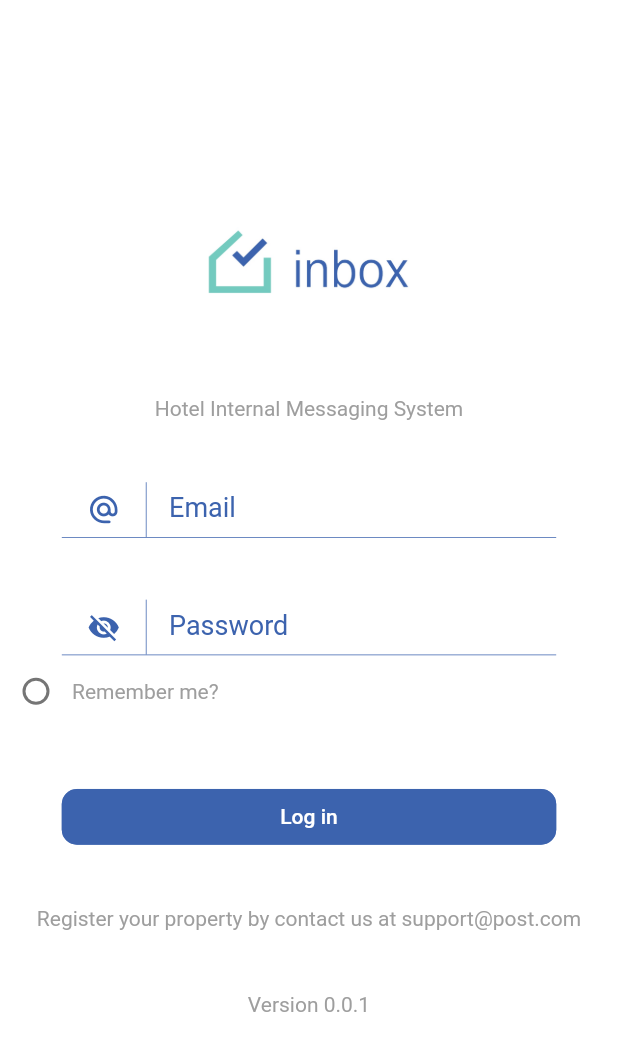
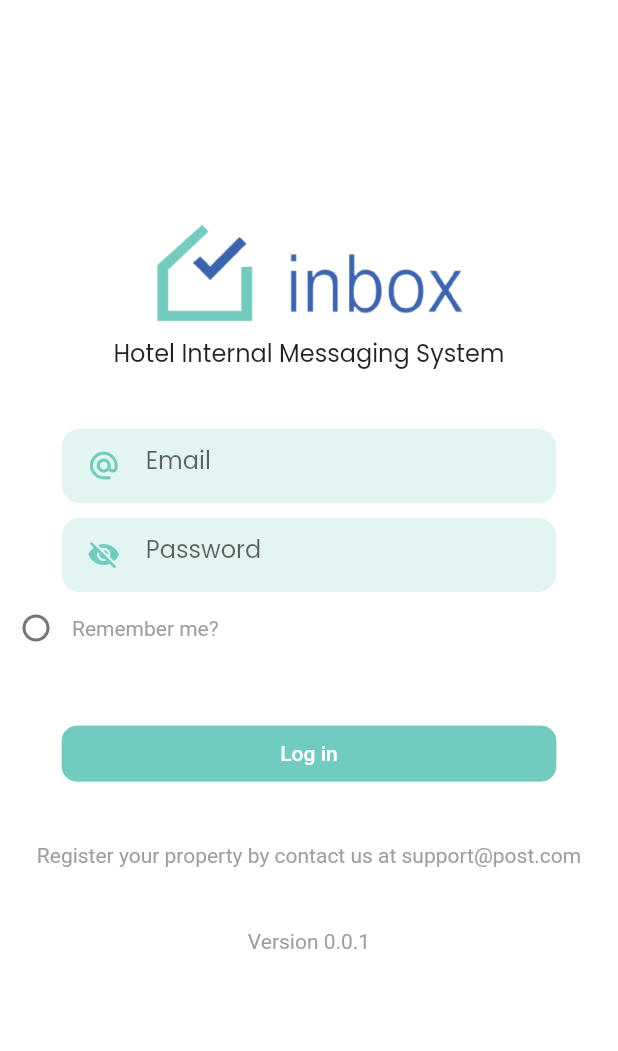
Before and after one commit to hilman117/inboxapp, a Flutter app: the screen it shows after launch, on a phone screen of 412 x 824 dp. Shown: the top 1051 px of the screen. Run offline on Flutter 3.47's test engine with Material 2 defaults, Android fonts, the phone set to English and light mode, and no system bars; drawn by our look-alikes of modal_progress_hud_nsn; our stand-ins replace animated_list_plus, awesome_notifications, cloud_firestore, connectivity_plus, dotted_border, firebase_auth and 15 more; missing offline and left inert: flutter_animated_dialog; accounts and stored records are empty; project files that could hold a hidden picture were left out.

Commit message:
Inbox App

```diff
--- a/lib/Screens/sign_in/signin.dart
+++ b/lib/Screens/sign_in/signin.dart
@@ -1,5 +1,6 @@
 import 'package:flutter/material.dart';
 import 'package:get/get.dart';
+import 'package:google_fonts/google_fonts.dart';
 import 'package:modal_progress_hud_nsn/modal_progress_hud_nsn.dart';
 import 'package:post/Screens/sign_in/sign_in_controller.dart';
 import 'package:provider/provider.dart';
@@ -46,19 +47,19 @@ class _SignInState extends State<SignIn> {
                   crossAxisAlignment: CrossAxisAlignment.center,
                   children: [
                     Image.asset(
-                      "images/launcher.png",
+                      "images/launcher4.png",
                       width: widht * 0.50,
                       fit: BoxFit.fill,
                     ),
                     SizedBox(
-                      height: height * 0.025,
+                      height: height * 0.007,
                     ),
                     Text(
                       "Hotel Internal Messaging System",
-                      style: TextStyle(color: Colors.grey),
+                      style: GoogleFonts.poppins(fontSize: 16),
                     ),
                     SizedBox(
-                      height: height * 0.050,
+                      height: height * 0.047,
                     ),
                     signInForm(
                         Icons.alternate_email_rounded,
@@ -71,7 +72,7 @@ class _SignInState extends State<SignIn> {
                         context,
                         Colors.orange),
                     SizedBox(
-                      height: height * 0.050,
+                      height: height * 0.012,
                     ),
                     signInForm(
                         value.isObsecure
--- a/lib/Screens/sign_in/widget/form.dart
+++ b/lib/Screens/sign_in/widget/form.dart
@@ -14,10 +14,11 @@ Widget signInForm(
     dynamic context,
     Color formColor) {
   return Container(
-    height: Get.height * 0.045,
+    height: Get.height * 0.06,
     width: Get.width * 0.8,
     decoration: BoxDecoration(
-        border: Border(bottom: BorderSide(color: mainColor, width: 0.5))),
+        color: mainColor.withOpacity(0.2),
+        borderRadius: BorderRadius.circular(12)),
     child: Row(
       mainAxisAlignment: MainAxisAlignment.start,
       children: [
@@ -29,14 +30,6 @@ Widget signInForm(
                     borderRadius: BorderRadius.circular(15)),
                 onTap: callback,
                 child: Icon(icon, color: mainColor, size: 22))),
-        Padding(
-          padding: const EdgeInsets.only(right: 15),
-          child: Container(
-            height: double.maxFinite,
-            width: 0.5,
-            color: mainColor,
-          ),
-        ),
         Expanded(
           child: SizedBox(
               height: Get.height * 0.045,
@@ -45,13 +38,13 @@ Widget signInForm(
                 keyboardType: textInputType,
                 obscureText: isObsecure,
                 controller: controller,
-                style: TextStyle(fontSize: 18, color: mainColor),
+                style: textStyle,
                 cursorColor: mainColor,
-                cursorHeight: 18,
+                cursorHeight: 16,
                 textAlignVertical: TextAlignVertical.center,
                 decoration: InputDecoration(
                     hintText: hintText,
-                    hintStyle: TextStyle(color: mainColor),
+                    hintStyle: textStyle,
                     contentPadding: const EdgeInsets.only(bottom: 15),
                     border: InputBorder.none),
               )),
--- a/lib/service/theme.dart
+++ b/lib/service/theme.dart
@@ -1,3 +1,5 @@
 import 'package:flutter/material.dart';
+import 'package:google_fonts/google_fonts.dart';
 
-Color mainColor = Color(0xff3C63AE);
+Color mainColor = Color(0xff71CBBF);
+TextStyle textStyle = GoogleFonts.poppins(fontSize: 16);
--- a/pubspec.yaml
+++ b/pubspec.yaml
@@ -33,6 +33,7 @@ dependencies:
   firebase_core: ^1.4.0
   firebase_messaging: ^11.2.7
   firebase_storage: ^10.2.5
+  floating_bottom_navigation_bar: ^1.5.2
   flutter:
     sdk: flutter
   flutter_animated_dialog: 2.0.1
@@ -41,6 +42,7 @@ dependencies:
   fluttertoast: ^8.0.9
   gallery_saver: ^2.3.2
   get: ^4.6.1
+  google_fonts: ^3.0.1
   hive: ^2.2.3
   hive_flutter: ^1.1.0
   iconly: ^1.0.1
@@ -53,7 +55,6 @@ dependencies:
   shared_preferences: ^2.0.10
   uuid: ^3.0.5
   workmanager: ^0.5.0
-  floating_bottom_navigation_bar: ^1.5.2
 
 dev_dependencies:
   build_runner: ^2.2.1
```
Also changed, not shown: images/launcher4.png (added), pubspec.lock.
